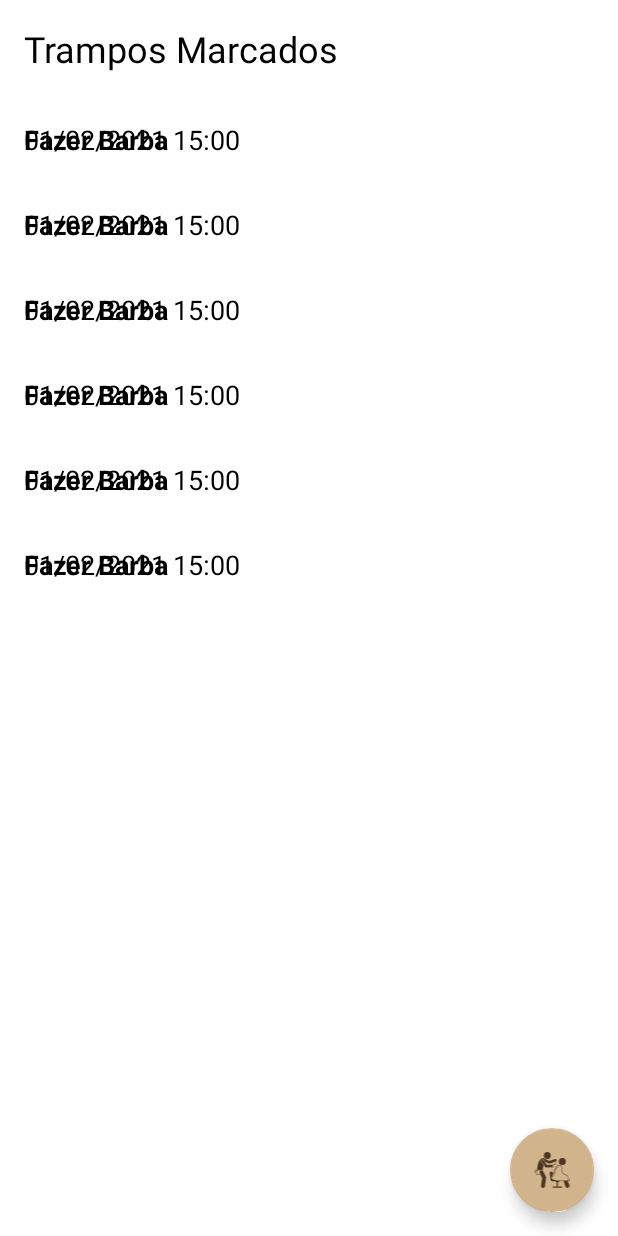
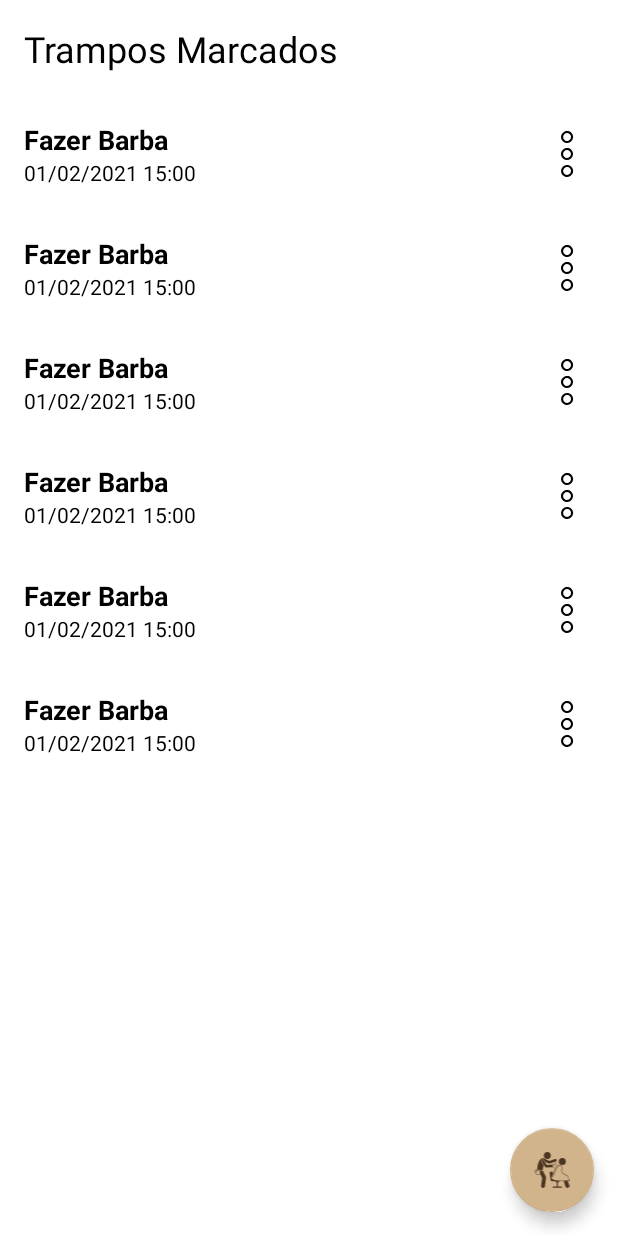
Before and after one commit to FilipeBraz/Lembretes, an Android app: the layout activity_main.xml on its own in the app's theme, with its tools: preview values and no code run, on a phone screen of 412 x 824 dp. Run offline under Robolectric (Android 15) with nearby library versions, the phone set to English and light mode, and no system bars.

Commit message:
Finish Recycler View

```diff
--- a/app/src/main/AndroidManifest.xml
+++ b/app/src/main/AndroidManifest.xml
@@ -10,7 +10,7 @@
         android:roundIcon="@mipmap/ic_launcher_round"
         android:supportsRtl="true"
         android:theme="@style/Theme.Lembretes">
-        <activity android:name=".MainActivity"
+        <activity android:name=".ui.MainActivity"
             android:exported="true">
             <intent-filter>
                 <action android:name="android.intent.action.MAIN" />
--- a/app/src/main/java/com/filipe/lembretes/ui/AddTaskActivity.kt
+++ b/app/src/main/java/com/filipe/lembretes/ui/AddTaskActivity.kt
@@ -62,7 +62,7 @@ class AddTaskActivity: AppCompatActivity() {
                     hour = binding.tilClock.text
                 )
                 TaskDataSource.insertTask(task)
-                Log.e("TAG", "insertListeners: " + TaskDataSource.getList())
+                finish()
             }
         }
 }
--- /dev/null
+++ b/app/src/main/res/drawable/ic_more.xml
@@ -0,0 +1,6 @@
+<vector android:height="24dp" android:viewportHeight="64"
+    android:viewportWidth="64" android:width="24dp" xmlns:android="http://schemas.android.com/apk/res/android">
+    <path android:fillColor="#000000" android:pathData="M32.0001,39.1601C33.4162,39.1601 34.8005,38.7402 35.978,37.9534C37.1554,37.1667 38.0731,36.0484 38.6151,34.7401C39.157,33.4318 39.2988,31.9921 39.0225,30.6032C38.7462,29.2143 38.0643,27.9385 37.063,26.9372C36.0616,25.9359 34.7858,25.2539 33.3969,24.9777C32.008,24.7014 30.5684,24.8432 29.2601,25.3851C27.9518,25.927 26.8335,26.8448 26.0468,28.0222C25.26,29.1997 24.8401,30.584 24.8401,32.0001C24.8427,33.8982 25.5979,35.7179 26.9401,37.0601C28.2823,38.4022 30.1019,39.1574 32.0001,39.1601V39.1601ZM32.0001,27.3401C32.9217,27.3401 33.8227,27.6134 34.589,28.1254C35.3554,28.6375 35.9527,29.3653 36.3054,30.2168C36.6581,31.0683 36.7504,32.0053 36.5705,32.9092C36.3907,33.8132 35.9469,34.6435 35.2952,35.2952C34.6435,35.9469 33.8132,36.3907 32.9092,36.5706C32.0053,36.7504 31.0683,36.6581 30.2168,36.3054C29.3653,35.9527 28.6375,35.3554 28.1254,34.5891C27.6134,33.8227 27.3401,32.9218 27.3401,32.0001C27.3401,30.7642 27.831,29.5789 28.705,28.705C29.5789,27.8311 30.7642,27.3401 32.0001,27.3401V27.3401Z"/>
+    <path android:fillColor="#000000" android:pathData="M32.0899,19.07C33.506,19.07 34.8904,18.6501 36.0678,17.8633C37.2453,17.0766 38.163,15.9583 38.7049,14.65C39.2468,13.3417 39.3886,11.9021 39.1124,10.5132C38.8361,9.1243 38.1542,7.8485 37.1528,6.8471C36.1515,5.8458 34.8757,5.1638 33.4868,4.8876C32.0979,4.6113 30.6582,4.7531 29.3499,5.295C28.0416,5.8369 26.9234,6.7547 26.1366,7.9321C25.3499,9.1096 24.9299,10.4939 24.9299,11.91C24.9326,13.8081 25.6878,15.6278 27.03,16.97C28.3722,18.3122 30.1918,19.0674 32.0899,19.07V19.07ZM32.0899,7.25C33.0116,7.25 33.9126,7.5233 34.6789,8.0353C35.4452,8.5474 36.0425,9.2752 36.3952,10.1267C36.7479,10.9782 36.8402,11.9152 36.6604,12.8191C36.4806,13.7231 36.0368,14.5534 35.385,15.2051C34.7333,15.8568 33.903,16.3007 32.9991,16.4805C32.0951,16.6603 31.1581,16.568 30.3066,16.2153C29.4551,15.8626 28.7273,15.2653 28.2153,14.499C27.7032,13.7326 27.4299,12.8317 27.4299,11.91C27.4299,10.6741 27.9209,9.4888 28.7948,8.6149C29.6687,7.741 30.854,7.25 32.0899,7.25V7.25Z"/>
+    <path android:fillColor="#000000" android:pathData="M32.0899,44.9299C30.6738,44.9299 29.2895,45.3499 28.1121,46.1366C26.9346,46.9234 26.0169,48.0416 25.475,49.3499C24.933,50.6582 24.7912,52.0979 25.0675,53.4868C25.3438,54.8757 26.0257,56.1515 27.027,57.1528C28.0284,58.1542 29.3042,58.8361 30.6931,59.1124C32.082,59.3886 33.5216,59.2468 34.8299,58.7049C36.1383,58.163 37.2565,57.2453 38.0433,56.0678C38.83,54.8904 39.2499,53.506 39.2499,52.0899C39.2473,50.1918 38.4921,48.3722 37.1499,47.03C35.8077,45.6878 33.9881,44.9326 32.0899,44.9299V44.9299ZM32.0899,56.7499C31.1683,56.7499 30.2673,56.4766 29.501,55.9646C28.7346,55.4525 28.1374,54.7247 27.7847,53.8732C27.432,53.0217 27.3397,52.0848 27.5195,51.1808C27.6993,50.2769 28.1431,49.4465 28.7948,48.7948C29.4465,48.1431 30.2769,47.6993 31.1808,47.5195C32.0848,47.3397 33.0217,47.4319 33.8732,47.7847C34.7247,48.1374 35.4525,48.7346 35.9646,49.501C36.4766,50.2673 36.7499,51.1683 36.7499,52.0899C36.7499,53.3258 36.259,54.5111 35.3851,55.385C34.5111,56.259 33.3258,56.7499 32.0899,56.7499V56.7499Z"/>
+</vector>
--- a/app/src/main/res/layout/activity_main.xml
+++ b/app/src/main/res/layout/activity_main.xml
@@ -4,7 +4,7 @@
     xmlns:tools="http://schemas.android.com/tools"
     android:layout_width="match_parent"
     android:layout_height="match_parent"
-    tools:context=".MainActivity">
+    tools:context=".ui.MainActivity">
 
     <TextView
         android:id="@+id/tv_title"
@@ -19,9 +19,10 @@
         />
 
         <androidx.recyclerview.widget.RecyclerView
-            app:layout_constraintTop_toBottomOf="@id/tv_title"
+            android:id="@+id/rv_tasks"
+           app:layout_constraintTop_toBottomOf="@id/tv_title"
             android:layout_marginTop="16dp"
-            app:layout_constraintBottom_toTopOf="@id/btn_agendar"
+            app:layout_constraintBottom_toTopOf="@id/fab"
             app:layoutManager="androidx.recyclerview.widget.LinearLayoutManager"
             tools:itemCount="8"
             tools:listitem="@layout/item_task"
@@ -29,7 +30,7 @@
             android:layout_height="0dp"/>
 
     <com.google.android.material.floatingactionbutton.FloatingActionButton
-        android:id="@+id/btn_agendar"
+        android:id="@+id/fab"
         android:layout_width="wrap_content"
         android:layout_height="wrap_content"
         app:srcCompat="@drawable/ic__591398231621160653"
--- a/app/src/main/res/layout/item_task.xml
+++ b/app/src/main/res/layout/item_task.xml
@@ -10,7 +10,7 @@
         android:id="@+id/tv_title"
         android:textSize="18sp"
         android:textColor="@color/black"
-        android:text="Fazer Barba"
+        tools:text="Fazer Barba"
         android:textStyle="bold"
         app:layout_constraintStart_toStartOf="parent"
         app:layout_constraintTop_toTopOf="parent"
@@ -19,14 +19,24 @@
 
 
     <TextView
-        tools:text="01/02/2021 15:00"
         android:id="@+id/tv_date"
-        android:textSize="18sp"
+        android:layout_width="wrap_content"
+        android:layout_height="wrap_content"
         android:textColor="@color/black"
+        android:textSize="14sp"
         app:layout_constraintStart_toStartOf="@id/tv_title"
-        app:layout_constraintTop_toTopOf="@id/tv_title"
-        android:layout_width="wrap_content"
-        android:layout_height="wrap_content"/>
+        app:layout_constraintTop_toBottomOf="@id/tv_title"
+        tools:text="01/02/2021 15:00" />
+
+    <androidx.appcompat.widget.AppCompatImageView
+        app:layout_constraintTop_toTopOf="parent"
+        app:layout_constraintBottom_toBottomOf="parent"
+        app:layout_constraintEnd_toEndOf="parent"
+        android:layout_width="36dp"
+        android:layout_height="36dp"
+        app:srcCompat="@drawable/ic_more"
+
+        />
 
 
 </androidx.constraintlayout.widget.ConstraintLayout>
```
Also changed, not shown: app/src/main/java/com/filipe/lembretes/ui/MainActivity.kt (renamed from app/src/main/java/com/filipe/lembretes/MainActivity.kt, +7 -3 lines), app/src/main/java/com/filipe/lembretes/ui/TaskListAdapter.kt (added, +43 -0 lines), 1 other file.
